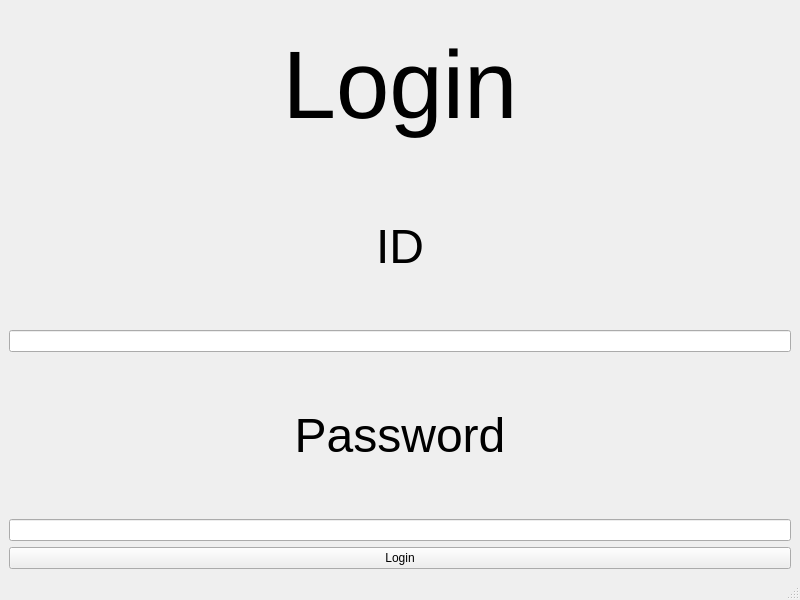
Old version of the form EGUI/lab1/login.ui in the repository kuchyx/WUT_Computer_Science.
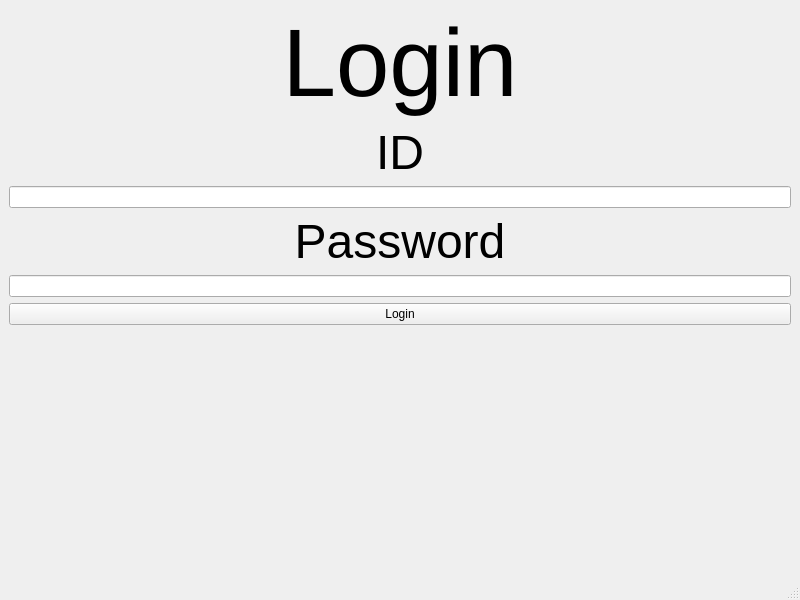
New version of the form.

The edit to the form file:
```diff
--- a/EGUI/lab1/login.ui
+++ b/EGUI/lab1/login.ui
@@ -14,39 +14,39 @@
    <string>MainWindow</string>
   </property>
   <widget class="QWidget" name="centralwidget">
-   <layout class="QGridLayout" name="gridLayout">
-    <item row="0" column="0">
+   <layout class="QFormLayout" name="formLayout">
+    <item row="0" column="0" colspan="2">
      <widget class="QLabel" name="label">
       <property name="text">
        <string>&lt;html&gt;&lt;head/&gt;&lt;body&gt;&lt;p align=&quot;center&quot;&gt;&lt;span style=&quot; font-size:72pt;&quot;&gt;Login&lt;/span&gt;&lt;/p&gt;&lt;/body&gt;&lt;/html&gt;</string>
       </property>
      </widget>
     </item>
-    <item row="1" column="0">
+    <item row="1" column="0" colspan="2">
      <widget class="QLabel" name="label_2">
       <property name="text">
        <string>&lt;html&gt;&lt;head/&gt;&lt;body&gt;&lt;p align=&quot;center&quot;&gt;&lt;span style=&quot; font-size:36pt;&quot;&gt;ID&lt;/span&gt;&lt;/p&gt;&lt;/body&gt;&lt;/html&gt;</string>
       </property>
      </widget>
     </item>
-    <item row="2" column="0">
+    <item row="2" column="0" colspan="2">
      <widget class="QLineEdit" name="inputLoginID_2"/>
     </item>
-    <item row="3" column="0">
+    <item row="3" column="0" colspan="2">
      <widget class="QLabel" name="label_3">
       <property name="text">
        <string>&lt;html&gt;&lt;head/&gt;&lt;body&gt;&lt;p align=&quot;center&quot;&gt;&lt;span style=&quot; font-size:36pt;&quot;&gt;Password&lt;/span&gt;&lt;/p&gt;&lt;/body&gt;&lt;/html&gt;</string>
       </property>
      </widget>
     </item>
-    <item row="4" column="0">
+    <item row="4" column="0" colspan="2">
      <widget class="QLineEdit" name="inputPassword">
       <property name="echoMode">
        <enum>QLineEdit::Password</enum>
       </property>
      </widget>
     </item>
-    <item row="5" column="0">
+    <item row="5" column="0" colspan="2">
      <widget class="QPushButton" name="loginButton">
       <property name="text">
        <string>Login</string>
```
